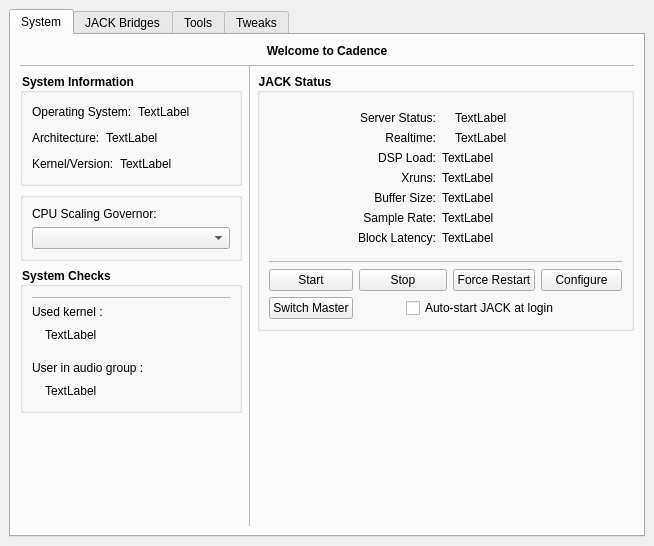
LADI/Cadence, file resources/ui/cadence.ui: the form before one commit.
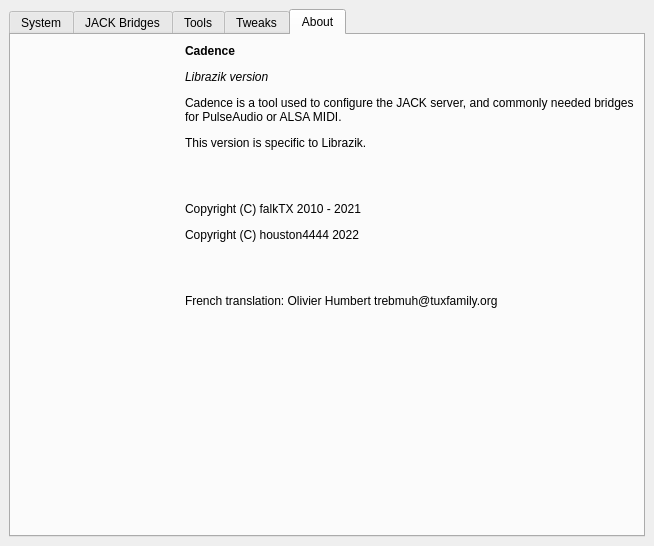
The form after the commit. The open tabs and pages were chosen to show the change. Icons and pictures are not drawn. Custom widgets are drawn as their Qt base class.

Commit message: add About Tab in main window

```diff
--- a/resources/ui/cadence.ui
+++ b/resources/ui/cadence.ui
@@ -2589,6 +2589,62 @@
        <zorder>line_tweaks</zorder>
        <zorder>frame_tweaks_settings</zorder>
       </widget>
+      <widget class="QWidget" name="tab_2">
+       <attribute name="title">
+        <string>About</string>
+       </attribute>
+       <layout class="QVBoxLayout" name="verticalLayout_21">
+        <item>
+         <layout class="QHBoxLayout" name="horizontalLayout_11">
+          <item>
+           <widget class="QLabel" name="label">
+            <property name="sizePolicy">
+             <sizepolicy hsizetype="Maximum" vsizetype="Preferred">
+              <horstretch>0</horstretch>
+              <verstretch>0</verstretch>
+             </sizepolicy>
+            </property>
+            <property name="maximumSize">
+             <size>
+              <width>256</width>
+              <height>256</height>
+             </size>
+            </property>
+            <property name="text">
+             <string/>
+            </property>
+            <property name="pixmap">
+             <pixmap resource="../resources.qrc">:/scalable/cadence.svg</pixmap>
+            </property>
+           </widget>
+          </item>
+          <item>
+           <widget class="QLabel" name="label_5">
+            <property name="text">
+             <string>&lt;html&gt;&lt;head/&gt;&lt;body&gt;&lt;p&gt;&lt;span style=&quot; font-weight:600;&quot;&gt;Cadence&lt;/span&gt;&lt;/p&gt;&lt;p&gt;&lt;span style=&quot; font-style:italic;&quot;&gt;Librazik version&lt;/span&gt;&lt;/p&gt;&lt;p&gt;Cadence is a tool used to configure the JACK server, and commonly needed bridges for PulseAudio or ALSA MIDI.&lt;/p&gt;&lt;p&gt;This version is specific to Librazik.&lt;/p&gt;&lt;p&gt;&lt;br/&gt;&lt;/p&gt;&lt;p&gt;Copyright (C) falkTX 2010 - 2021&lt;/p&gt;&lt;p&gt;Copyright (C) houston4444 2022&lt;/p&gt;&lt;p&gt;&lt;br/&gt;&lt;/p&gt;&lt;p&gt;French translation: Olivier Humbert trebmuh@tuxfamily.org&lt;/p&gt;&lt;/body&gt;&lt;/html&gt;</string>
+            </property>
+            <property name="wordWrap">
+             <bool>true</bool>
+            </property>
+           </widget>
+          </item>
+         </layout>
+        </item>
+        <item>
+         <spacer name="verticalSpacer_17">
+          <property name="orientation">
+           <enum>Qt::Vertical</enum>
+          </property>
+          <property name="sizeHint" stdset="0">
+           <size>
+            <width>20</width>
+            <height>40</height>
+           </size>
+          </property>
+         </spacer>
+        </item>
+       </layout>
+      </widget>
      </widget>
     </item>
    </layout>
```
Left out of the diff: 12 changed lines with no effect on the pictures.
